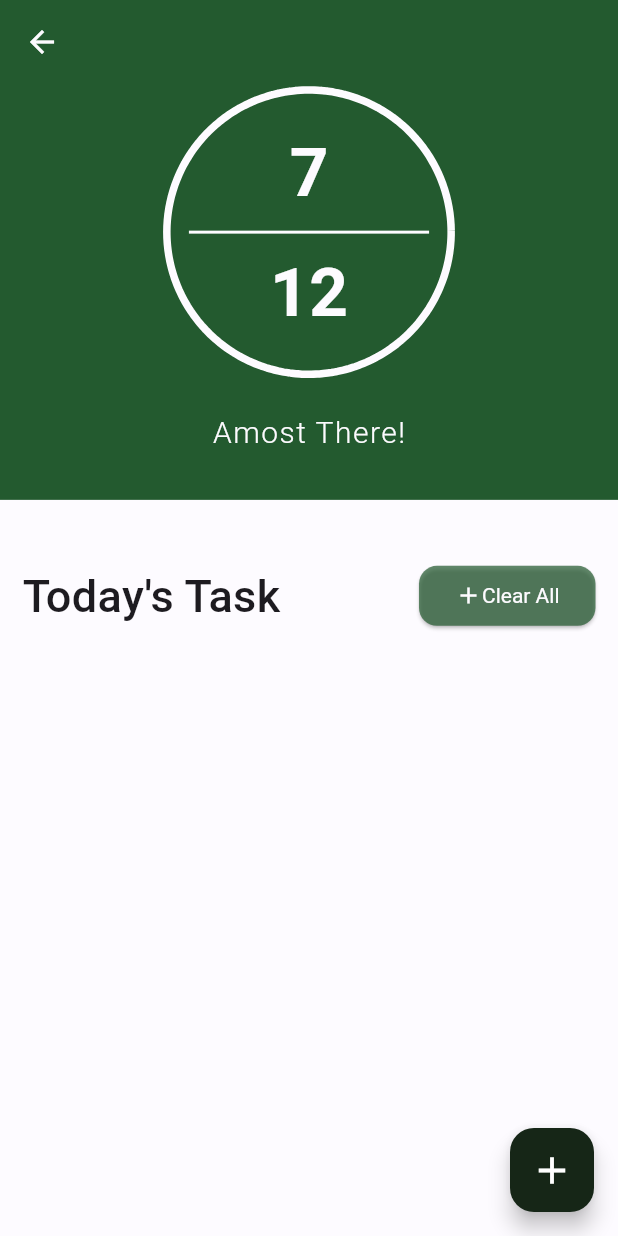
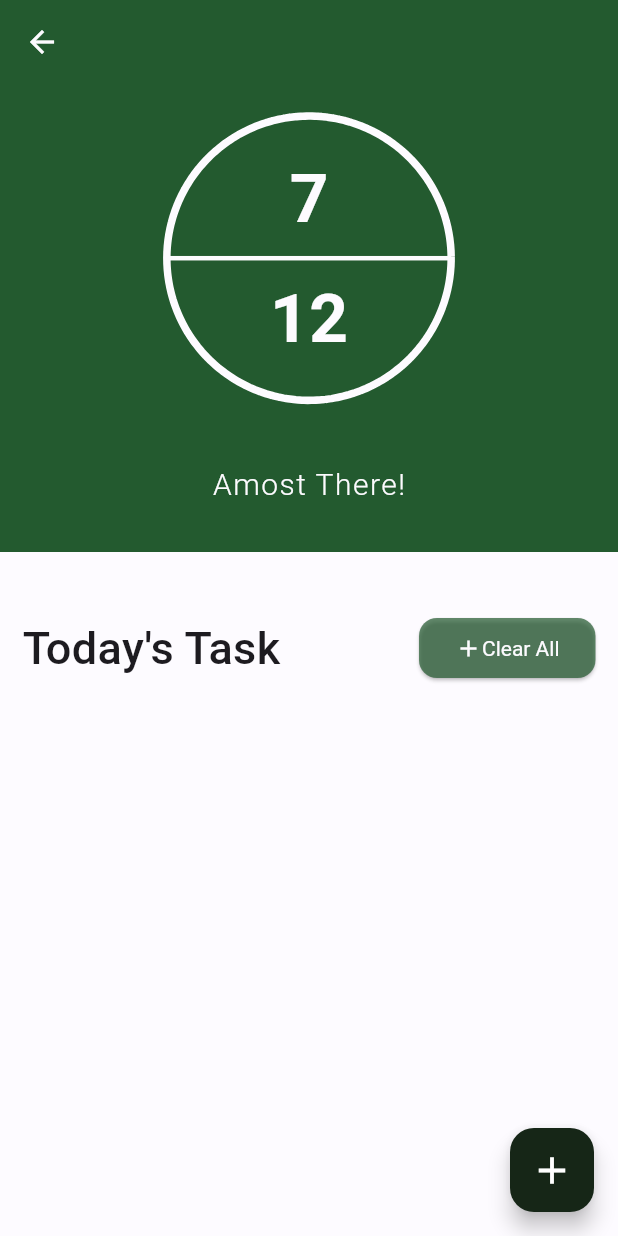
Before and after one commit to OmarElmanzalawy/todo, a Flutter app: the screen it shows after launch, after a tap on "View All", on a phone screen of 412 x 824 dp. Run offline on Flutter 3.47's test engine with Material 3 defaults, Android fonts, the phone set to English and light mode, and no system bars; drawn by our look-alikes of dotted_border; our stand-ins replace auto_size_text, flutter_riverpod, get_it, shared_preferences; missing offline and left inert: fluid_dialog.

Commit message:
responsive improvements

```diff
--- a/lib/models/task_model.dart
+++ b/lib/models/task_model.dart
@@ -1,6 +1,6 @@
 import 'package:flutter/material.dart';
 import 'package:todo/constants/app_constants.dart';
-import 'package:todo/utils/clippers/app_utils.dart';
+import 'package:todo/utils/app_utils.dart';
 
 class TaskModel {
   final String title;
--- a/lib/screens/todo.dart
+++ b/lib/screens/todo.dart
@@ -40,12 +40,14 @@ class TodoScreen extends ConsumerWidget {
       body: Column(
         crossAxisAlignment: CrossAxisAlignment.start,
         children: [
-          Container(
-            constraints:
-                BoxConstraints(minHeight: 200, minWidth: double.infinity),
-            decoration: BoxDecoration(color: AppColors.darkGreen),
-            //TODO ADD SOME KIND OF BACKGROUND WITH A BLUR EFFECT (IDEA)
-            child: TasksCircleCounter(),
+          Expanded(
+            child: Container(
+              constraints:
+                  BoxConstraints(minHeight: 200, minWidth: double.infinity),
+              decoration: BoxDecoration(color: AppColors.darkGreen),
+              //TODO ADD SOME KIND OF BACKGROUND WITH A BLUR EFFECT (IDEA)
+              child: TasksCircleCounter(),
+            ),
           ),
           Padding(
             padding: EdgeInsets.only(top: 40, left: 15, right: 15),
--- a/lib/widgets/dashboard/dash_task.dart
+++ b/lib/widgets/dashboard/dash_task.dart
@@ -7,8 +7,14 @@ import 'package:todo/widgets/dashboard/task_circle.dart';
 class DashTask extends StatelessWidget {
   const DashTask({super.key});
 
+//TODO: USE LAYOUT BUILDER TO SHAPE THIS WIDGET DIFFERENTLY FOR
+//LARGE SCREEN SIZES
+//USE TODOIST DESKTOP APP FOR INSPIRATION
+
+
   @override
   Widget build(BuildContext context) {
+    final Size size = MediaQuery.sizeOf(context);
     return Container(
       width: 400,
       height: 170,
@@ -28,7 +34,7 @@ class DashTask extends StatelessWidget {
         child: Column(
           crossAxisAlignment: CrossAxisAlignment.start,
           children: [
-            Text(
+            const Text(
               'Continue Flutter Course For 2 Hours',
               style: TextStyle(
                   color: AppColors.black,
--- a/lib/widgets/dialogs/create_task_bottom_sheet.dart
+++ b/lib/widgets/dialogs/create_task_bottom_sheet.dart
@@ -24,7 +24,7 @@ class _CreateTaskBottomSheetState extends ConsumerState<CreateTaskBottomSheet> {
   TimeOfDay? deadlineTime;
   @override
   Widget build(BuildContext context) {
-    bool isIOS = Theme.of(context).platform == TargetPlatform.iOS;
+    bool isIOS = Theme.of(context).platform == TargetPlatform.iOS || Theme.of(context).platform == TargetPlatform.macOS;
     final Size size = MediaQuery.sizeOf(context);
     return Container(
       height: size.height * 0.45,
--- a/lib/widgets/todo/task_widget.dart
+++ b/lib/widgets/todo/task_widget.dart
@@ -4,7 +4,7 @@ import 'package:todo/constants/app_constants.dart';
 import 'package:todo/models/task_model.dart';
 import 'package:todo/service/dialogue_service.dart';
 import 'package:todo/service/init_getit.dart';
-import 'package:todo/utils/clippers/app_utils.dart';
+import 'package:todo/utils/app_utils.dart';
 import 'package:todo/widgets/dashboard/task_circle.dart';
 import 'package:todo/widgets/dialogs/edit_task_bottom_sheet.dart';
 import 'package:todo/widgets/dialogs/edit_task_dialog.dart';
--- a/lib/widgets/todo/tasks_circle_counter.dart
+++ b/lib/widgets/todo/tasks_circle_counter.dart
@@ -1,3 +1,4 @@
+import 'package:auto_size_text/auto_size_text.dart';
 import 'package:dotted_border/dotted_border.dart';
 import 'package:flutter/material.dart';
 import 'package:flutter_riverpod/flutter_riverpod.dart';
@@ -14,7 +15,8 @@ class TasksCircleCounter extends ConsumerWidget {
       padding: const EdgeInsets.symmetric(vertical: 30.0),
       child: Column(
         children: [
-          Stack(
+          Expanded(
+            child: Stack(
                       alignment: Alignment.center,
                       children: [
                         Padding(
@@ -28,19 +30,28 @@ class TasksCircleCounter extends ConsumerWidget {
                             child: Container(
                               height: size.height*0.23,
                               width: size.width*0.51,
+                              clipBehavior: Clip.antiAlias,
                               decoration: BoxDecoration(
                                 shape: BoxShape.circle,
+                                //color: Colors.red
                               ),
                               child: Column(
                                 crossAxisAlignment: CrossAxisAlignment.center,
                                 mainAxisAlignment: MainAxisAlignment.center,
                                 children: [
-                                Text('7',style: AppConstants.taskCircleCounterStyle),
-                                Divider(thickness: 2,color: AppColors.primaryText,indent: 25,endIndent: 25,),
+                                  Wrap(
+                                    alignment: WrapAlignment.center,
+                                    runAlignment: WrapAlignment.center,
+                                    children: [
+                                  Text('7',style: AppConstants.taskCircleCounterStyle,overflow: TextOverflow.clip),
+                                  Divider(thickness: 3,color: AppColors.primaryText,),
                                   Text(
                                       '12',
                                       //ref.read(tasksProvider).tasksList.length.toString(),
                                       style: AppConstants.taskCircleCounterStyle,
+                                      overflow: TextOverflow.clip
+                                      )
+                                ]
                                   )
                                 ],
                               ),
@@ -48,6 +59,7 @@ class TasksCircleCounter extends ConsumerWidget {
                           ),
                         ),
                       ]
+                    ),
           ),
                   SizedBox(height: size.height*0.03,),
                   Center(
--- a/pubspec.yaml
+++ b/pubspec.yaml
@@ -15,6 +15,7 @@ dependencies:
   flutter_riverpod: ^2.5.3
   dotted_border: ^2.1.0
   shared_preferences: ^2.3.2
+  auto_size_text: ^3.0.0
   riverpod_generator: ^2.6.2
   firebase_core: ^3.6.0
 
```
Also changed, not shown: lib/widgets/dialogs/edit_task_bottom_sheet.dart (+4 -3 lines), lib/utils/app_utils.dart (renamed from lib/utils/clippers/app_utils.dart), 6 other files. Lines whose indentation alone changed are shown as unchanged.
